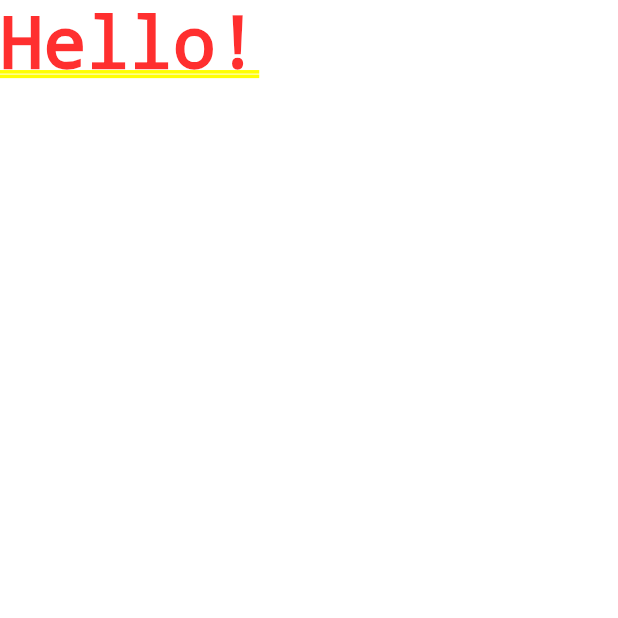
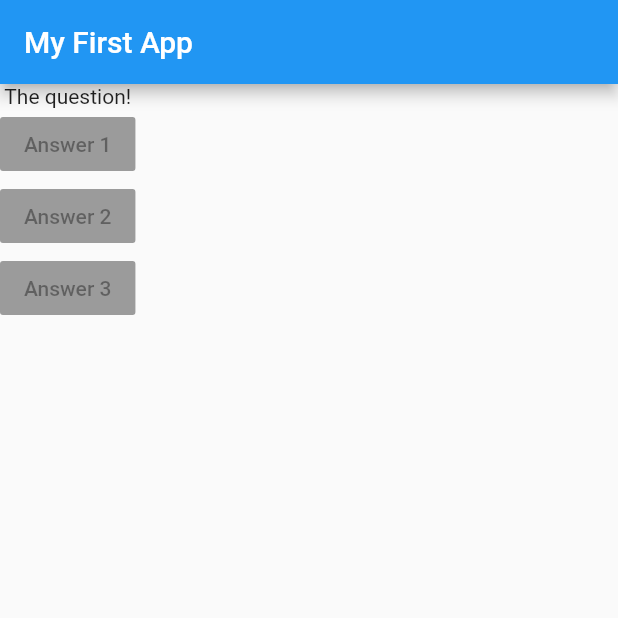
Before and after one commit to SaiAshish9/QuizApp, a Flutter app: the screen it shows after launch, on a phone screen of 412 x 824 dp, the top half of it. Run offline on Flutter 3.47's test engine with Material 2 defaults, Android fonts, the phone set to English and light mode, and no system bars.

Commit message:
updated main.dart

```diff
--- a/lib/main.dart
+++ b/lib/main.dart
@@ -5,7 +5,28 @@ void main() {
 }
 
 class MyApp extends StatelessWidget{
+
+  @override
   Widget build(BuildContext context){
-    return MaterialApp(home:Text('Hello!'));
+
+    var questions=[
+      'What\' s your favorite color?',
+      'What\'s your favorite animal?'
+      ];
+
+    return MaterialApp(home:Scaffold(
+      appBar:AppBar(
+        title:Text('My First App'),
+      ),
+      body:Column(
+        children:[
+          Text('The question!'),
+          RaisedButton(child:Text('Answer 1'),onPressed:null),
+          RaisedButton(child:Text('Answer 2'),onPressed:null),
+          RaisedButton(child:Text('Answer 3'),onPressed:null),
+        ],
+        ),
+    ),
+    );
   }
 }
```
Also changed, not shown: pubspec.lock, 1 other file.
